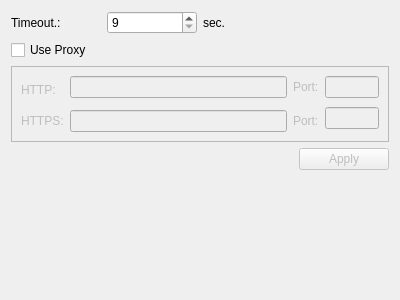
Qt form NetworkConfiWidget.ui (asianirish/AI-Ronaut) before a commit.
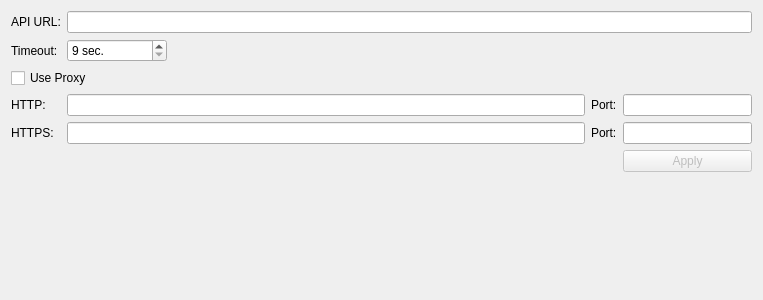
The same form after that commit.

Patch:
```diff
--- a/NetworkConfiWidget.ui
+++ b/NetworkConfiWidget.ui
@@ -6,7 +6,7 @@
    <rect>
     <x>0</x>
     <y>0</y>
-    <width>400</width>
+    <width>763</width>
     <height>300</height>
    </rect>
   </property>
@@ -14,7 +14,42 @@
    <string>Form</string>
   </property>
   <layout class="QGridLayout" name="gridLayout_2">
-   <item row="6" column="2" colspan="2">
+   <item row="4" column="2">
+    <widget class="QLabel" name="label_5">
+     <property name="text">
+      <string>Port:</string>
+     </property>
+    </widget>
+   </item>
+   <item row="3" column="2">
+    <widget class="QLabel" name="label_4">
+     <property name="text">
+      <string>Port:</string>
+     </property>
+    </widget>
+   </item>
+   <item row="2" column="0" colspan="4">
+    <widget class="QCheckBox" name="useProxyBox">
+     <property name="text">
+      <string>Use Proxy</string>
+     </property>
+    </widget>
+   </item>
+   <item row="4" column="0">
+    <widget class="QLabel" name="label_3">
+     <property name="text">
+      <string>HTTPS:</string>
+     </property>
+    </widget>
+   </item>
+   <item row="0" column="0">
+    <widget class="QLabel" name="label_6">
+     <property name="text">
+      <string>API URL:</string>
+     </property>
+    </widget>
+   </item>
+   <item row="6" column="0" colspan="4">
     <spacer name="verticalSpacer">
      <property name="orientation">
       <enum>Qt::Vertical</enum>
@@ -27,15 +62,64 @@
      </property>
     </spacer>
    </item>
-   <item row="0" column="2">
-    <widget class="QLabel" name="label_7">
+   <item row="4" column="1">
+    <widget class="QLineEdit" name="httpsEdit">
+     <property name="sizePolicy">
+      <sizepolicy hsizetype="Expanding" vsizetype="Fixed">
+       <horstretch>4</horstretch>
+       <verstretch>0</verstretch>
+      </sizepolicy>
+     </property>
+    </widget>
+   </item>
+   <item row="4" column="3">
+    <widget class="QLineEdit" name="httpsPortEdit">
+     <property name="sizePolicy">
+      <sizepolicy hsizetype="Expanding" vsizetype="Fixed">
+       <horstretch>1</horstretch>
+       <verstretch>0</verstretch>
+      </sizepolicy>
+     </property>
+    </widget>
+   </item>
+   <item row="3" column="3">
+    <widget class="QLineEdit" name="httpPortEdit">
+     <property name="sizePolicy">
+      <sizepolicy hsizetype="Expanding" vsizetype="Fixed">
+       <horstretch>1</horstretch>
+       <verstretch>0</verstretch>
+      </sizepolicy>
+     </property>
+    </widget>
+   </item>
+   <item row="1" column="0">
+    <widget class="QLabel" name="label">
      <property name="text">
-      <string>sec.</string>
+      <string>Timeout:</string>
      </property>
     </widget>
    </item>
-   <item row="0" column="1">
+   <item row="3" column="1">
+    <widget class="QLineEdit" name="httpEdit">
+     <property name="sizePolicy">
+      <sizepolicy hsizetype="Expanding" vsizetype="Fixed">
+       <horstretch>4</horstretch>
+       <verstretch>0</verstretch>
+      </sizepolicy>
+     </property>
+    </widget>
+   </item>
+   <item row="1" column="1">
     <widget class="QSpinBox" name="timeOutBox">
+     <property name="maximumSize">
+      <size>
+       <width>100</width>
+       <height>16777215</height>
+      </size>
+     </property>
+     <property name="suffix">
+      <string> sec.</string>
+     </property>
      <property name="minimum">
       <number>9</number>
      </property>
@@ -44,95 +128,15 @@
      </property>
     </widget>
    </item>
-   <item row="0" column="0">
-    <widget class="QLabel" name="label">
+   <item row="3" column="0">
+    <widget class="QLabel" name="label_2">
      <property name="text">
-      <string>Timeout.:</string>
+      <string>HTTP:</string>
      </property>
     </widget>
    </item>
-   <item row="3" column="0" rowspan="2" colspan="4">
-    <widget class="QFrame" name="proxyFrame">
-     <property name="enabled">
-      <bool>false</bool>
-     </property>
-     <property name="frameShape">
-      <enum>QFrame::StyledPanel</enum>
-     </property>
-     <property name="frameShadow">
-      <enum>QFrame::Raised</enum>
-     </property>
-     <layout class="QGridLayout" name="gridLayout">
-      <item row="0" column="0" rowspan="2">
-       <widget class="QLabel" name="label_2">
-        <property name="text">
-         <string>HTTP:</string>
-        </property>
-       </widget>
-      </item>
-      <item row="0" column="1">
-       <widget class="QLineEdit" name="lineEdit">
-        <property name="sizePolicy">
-         <sizepolicy hsizetype="Expanding" vsizetype="Fixed">
-          <horstretch>4</horstretch>
-          <verstretch>0</verstretch>
-         </sizepolicy>
-        </property>
-       </widget>
-      </item>
-      <item row="0" column="2">
-       <widget class="QLabel" name="label_4">
-        <property name="text">
-         <string>Port:</string>
-        </property>
-       </widget>
-      </item>
-      <item row="0" column="3">
-       <widget class="QLineEdit" name="lineEdit_3">
-        <property name="sizePolicy">
-         <sizepolicy hsizetype="Expanding" vsizetype="Fixed">
-          <horstretch>1</horstretch>
-          <verstretch>0</verstretch>
-         </sizepolicy>
-        </property>
-       </widget>
-      </item>
-      <item row="1" column="3" rowspan="2">
-       <widget class="QLineEdit" name="lineEdit_4">
-        <property name="sizePolicy">
-         <sizepolicy hsizetype="Expanding" vsizetype="Fixed">
-          <horstretch>1</horstretch>
-          <verstretch>0</verstretch>
-         </sizepolicy>
-        </property>
-       </widget>
-      </item>
-      <item row="2" column="0">
-       <widget class="QLabel" name="label_3">
-        <property name="text">
-         <string>HTTPS:</string>
-        </property>
-       </widget>
-      </item>
-      <item row="2" column="1">
-       <widget class="QLineEdit" name="lineEdit_2">
-        <property name="sizePolicy">
-         <sizepolicy hsizetype="Expanding" vsizetype="Fixed">
-          <horstretch>4</horstretch>
-          <verstretch>0</verstretch>
-         </sizepolicy>
-        </property>
-       </widget>
-      </item>
-      <item row="2" column="2">
-       <widget class="QLabel" name="label_5">
-        <property name="text">
-         <string>Port:</string>
-        </property>
-       </widget>
-      </item>
-     </layout>
-    </widget>
+   <item row="0" column="1" colspan="3">
+    <widget class="QLineEdit" name="apiUrlEdit"/>
    </item>
    <item row="5" column="3">
     <widget class="QPushButton" name="applyButton">
@@ -144,13 +148,6 @@
      </property>
     </widget>
    </item>
-   <item row="1" column="0" colspan="4">
-    <widget class="QCheckBox" name="useProxyBox">
-     <property name="text">
-      <string>Use Proxy</string>
-     </property>
-    </widget>
-   </item>
   </layout>
  </widget>
  <tabstops>
```
Left out of the diff: 8 changed lines with no effect on the pictures.
